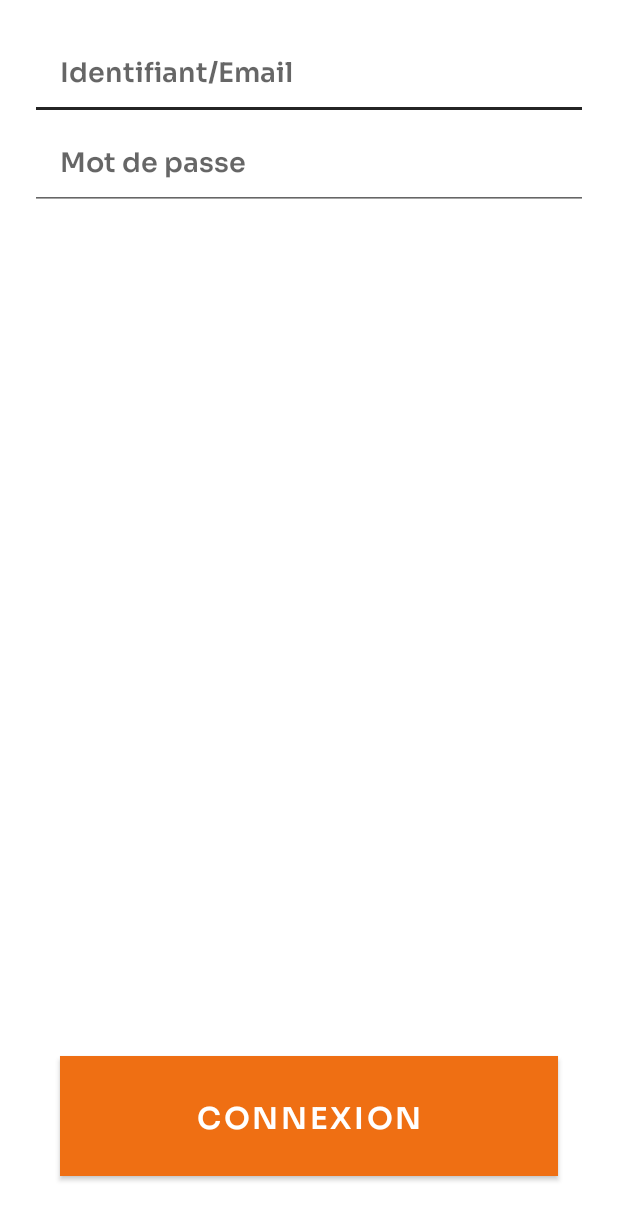
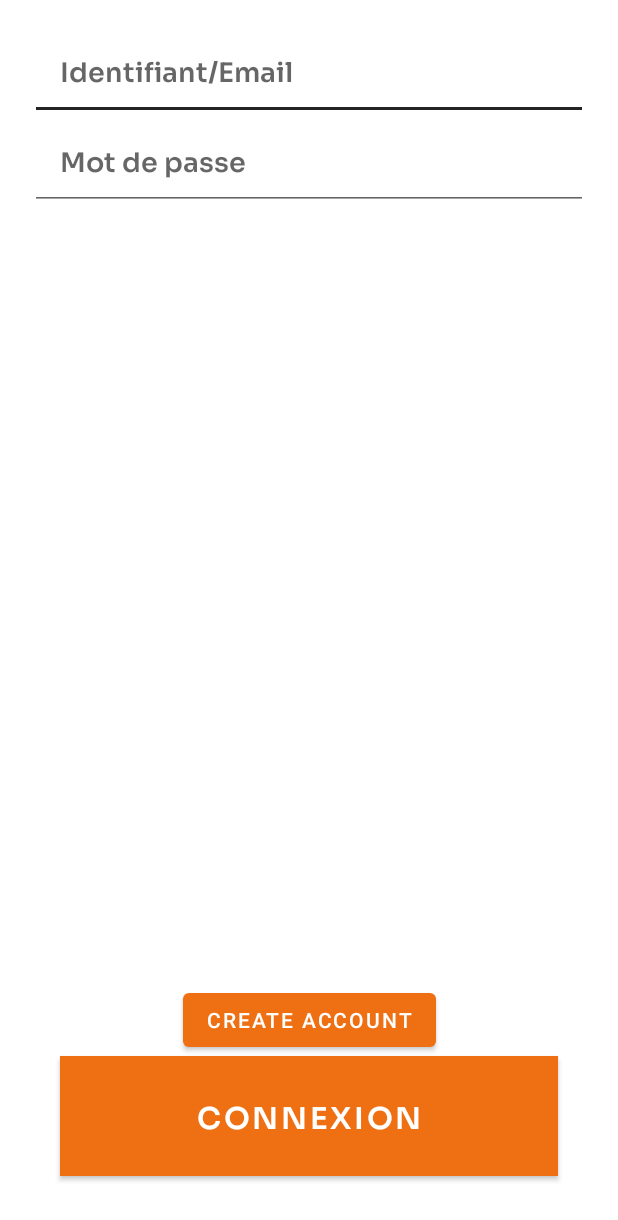
Before and after one commit to OA9w/Projet-BTS-SIO, an Android app: the screen it shows after launch (ConnexionActivity), after a tap on "CONNEXION", on a phone screen of 412 x 824 dp. Shown: the top 1220 px of the screen. Run offline under Robolectric (Android 15) with nearby library versions, the phone set to English and light mode, and no system bars; our stand-ins replace Firebase (no records; nobody signed in at launch, a user with empty details on screens opened directly).

Commit message:
Commit 29/12

```diff
--- a/app/src/main/java/com/example/muscuv0/ConnexionActivity.kt
+++ b/app/src/main/java/com/example/muscuv0/ConnexionActivity.kt
@@ -1,32 +1,53 @@
 package com.example.muscuv0
 
 import android.annotation.SuppressLint
+import android.content.Intent
 import android.os.Bundle
-import android.view.View
-import android.view.View.OnClickListener
+import android.util.Log
 import android.widget.Button
 import android.widget.EditText
 import androidx.appcompat.app.AppCompatActivity
+import com.google.firebase.FirebaseApp
+import com.google.firebase.auth.FirebaseAuth
 
 class ConnexionActivity : AppCompatActivity() {
+    @SuppressLint("MissingInflatedId")
     override fun onCreate(savedInstanceState: Bundle?) {
         super.onCreate(savedInstanceState)
         setContentView(R.layout.connexion_start)
 
-        val loginbtn = findViewById<Button>(R.id.login_btn)
-        loginbtn.setOnClickListener {
-            val userNameLogin = findViewById<EditText>(R.id.login_username_email).text.toString()
-            val userPassword = findViewById<EditText>(R.id.login_password).text.toString()
+        FirebaseApp.initializeApp(this)
 
-            val userLoginPassword = userNameLogin + userPassword
+        val auth: FirebaseAuth = FirebaseAuth.getInstance()
+        val gotoRegistrationButton = findViewById<Button>(R.id.goto_registration_btn)
+        gotoRegistrationButton.setOnClickListener {
+            setContentView(R.layout.registration_layout)
+        }
+        val loginButton = findViewById<Button>(R.id.login_btn)
+        val userNameLogin = findViewById<EditText>(R.id.login_username_email)
+        val userPassword = findViewById<EditText>(R.id.login_password)
 
-            if (userNameLogin == "Admin" && userPassword == "12345") {
-                setContentView(R.layout.activity_main)
-            } else if (userNameLogin == "admin@mail.com" && userPassword == "12345") {
-                setContentView(R.layout.activity_main)
-            } else {
-                println("Mot de passe incorrecte")
+        loginButton.setOnClickListener {
+            val email = userNameLogin.text.toString()
+            val password = userPassword.text.toString()
+
+            if (email.isEmpty() || password.isEmpty()) {
+                // Show a message to the user indicating that fields are required
+                return@setOnClickListener
             }
+
+            // Sign In
+            auth.signInWithEmailAndPassword(email, password)
+                .addOnCompleteListener(this) { task ->
+                    if (task.isSuccessful) {
+                        // User login successful
+                        val intent = Intent(this, MainActivity::class.java)
+                        startActivity(intent)
+                        finish()
+                    } else {
+                        Log.e("LoginActivity", "Login failed", task.exception)
+                    }
+                }
         }
     }
 }
--- a/app/src/main/res/layout/connexion_start.xml
+++ b/app/src/main/res/layout/connexion_start.xml
@@ -45,5 +45,15 @@
         android:text="@string/login_page_btn_connect"
         app:layout_constraintBottom_toBottomOf="parent" />
 
+    <!-- connexion_start.xml -->
+    <Button
+        android:id="@+id/goto_registration_btn"
+        android:layout_width="wrap_content"
+        android:layout_height="wrap_content"
+        android:text="Create Account"
+        app:layout_constraintBottom_toTopOf="@+id/login_btn"
+        app:layout_constraintEnd_toEndOf="parent"
+        app:layout_constraintStart_toStartOf="parent" />
+
 
 </androidx.constraintlayout.widget.ConstraintLayout>
--- a/build.gradle
+++ b/build.gradle
@@ -15,7 +15,7 @@ buildscript {
 // Top-level build file where you can add configuration options common to all sub-projects/modules.
 }
     plugins {
-        id 'com.android.application' version '7.4.2' apply false
-        id 'com.android.library' version '7.4.2' apply false
+        id 'com.android.application' version '8.2.0' apply false
+        id 'com.android.library' version '8.2.0' apply false
         id 'org.jetbrains.kotlin.android' version '1.8.0' apply false
     }
--- a/gradle.properties
+++ b/gradle.properties
@@ -21,3 +21,5 @@ kotlin.code.style=official
 # resources declared in the library itself and none from the library's dependencies,
 # thereby reducing the size of the R class for that library
 android.nonTransitiveRClass=true
+android.defaults.buildfeatures.buildconfig=true
+android.nonFinalResIds=false
```
Also changed, not shown: app/build.gradle (+6 -3 lines), app/src/main/AndroidManifest.xml (+8 -0 lines), app/src/main/java/com/example/muscuv0/RegistrationActivity.kt (added, +49 -0 lines), app/src/main/res/layout/registration_layout.xml (added, +35 -0 lines), gradle/wrapper/gradle-wrapper.properties.
